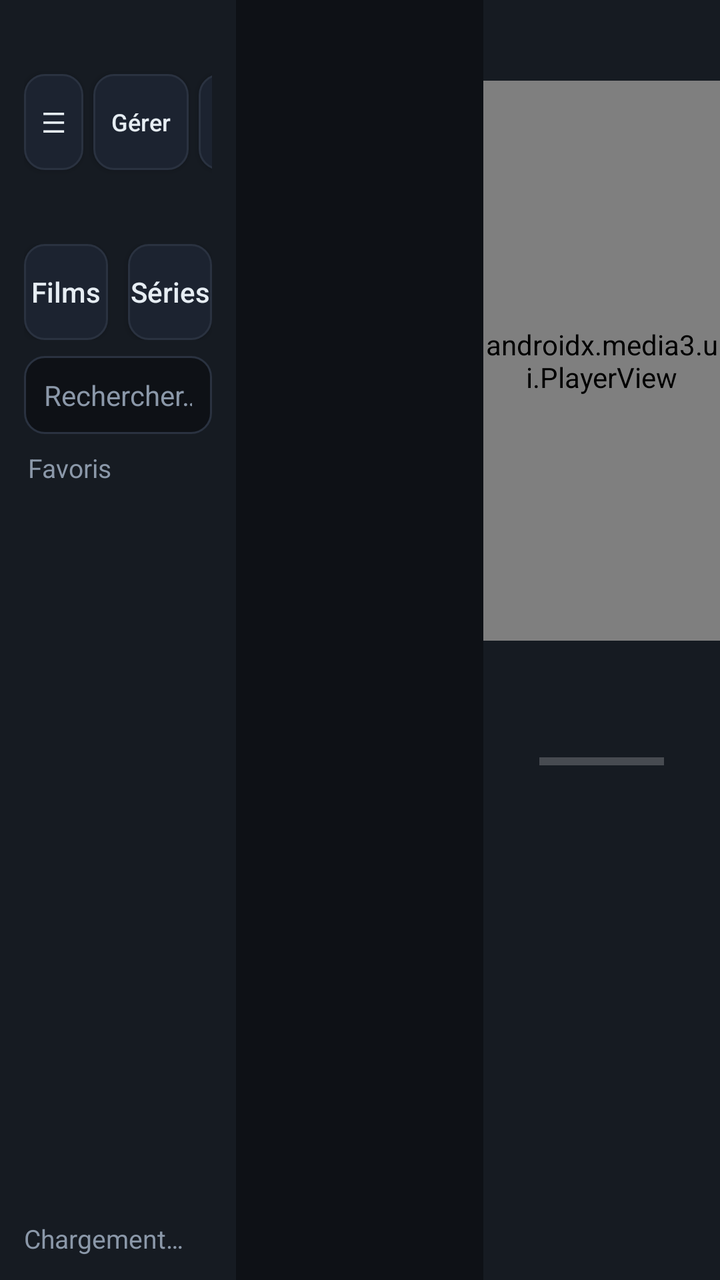
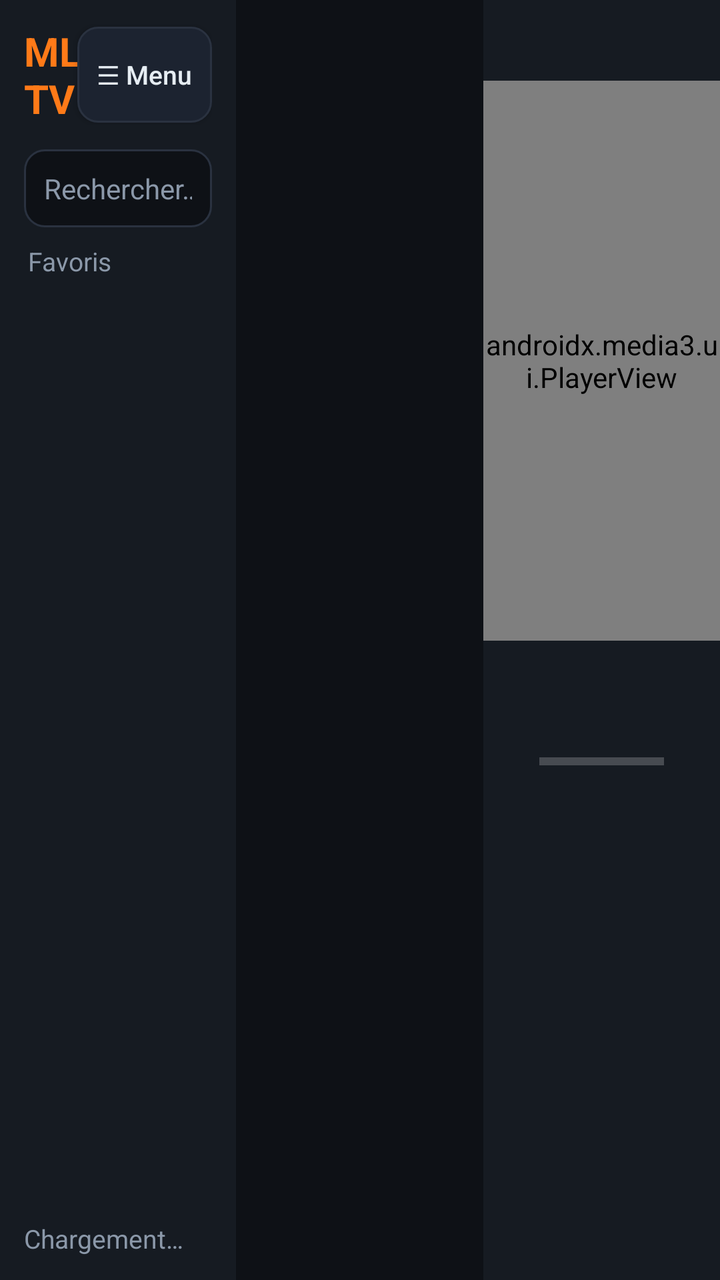

Before-and-after screenshots of an Android layout around one commit, followed by the original layout XML and the change that was made.
<!-- AndroidManifest.xml: application theme Theme.MLTV -->
<!-- res/layout/activity_main.xml -->
<?xml version="1.0" encoding="utf-8"?>
<LinearLayout xmlns:android="http://schemas.android.com/apk/res/android"
    xmlns:app="http://schemas.android.com/apk/res-auto"
    android:layout_width="match_parent"
    android:layout_height="match_parent"
    android:orientation="horizontal"
    android:background="@color/bg">

    
    <LinearLayout
        android:id="@+id/drawer"
        android:layout_width="210dp"
        android:layout_height="match_parent"
        android:orientation="vertical"
        android:background="@color/panel2"
        android:visibility="gone">

        <TextView
            android:layout_width="match_parent"
            android:layout_height="wrap_content"
            android:padding="16dp"
            android:text="Catégories"
            android:textColor="?attr/accentColor"
            android:textSize="16sp"
            android:textStyle="bold" />

        <androidx.recyclerview.widget.RecyclerView
            android:id="@+id/rv_catdrawer"
            android:layout_width="match_parent"
            android:layout_height="0dp"
            android:layout_weight="1"
            android:paddingHorizontal="10dp"
            android:clipToPadding="false"
            android:scrollbars="vertical" />
    </LinearLayout>

    
    <LinearLayout
        android:layout_width="0dp"
        android:layout_height="match_parent"
        android:layout_weight="1"
        android:orientation="vertical"
        android:background="@color/panel">

        <LinearLayout
            android:layout_width="match_parent"
            android:layout_height="wrap_content"
            android:orientation="horizontal"
            android:gravity="center_vertical"
            android:paddingHorizontal="12dp"
            android:paddingVertical="12dp">

            <TextView
                android:layout_width="0dp"
                android:layout_height="wrap_content"
                android:layout_weight="1"
                android:text="@string/app_name"
                android:textColor="?attr/accentColor"
                android:textSize="20sp"
                android:textStyle="bold" />

            <Button
                android:id="@+id/btn_cats"
                android:layout_width="wrap_content"
                android:layout_height="wrap_content"
                android:layout_marginEnd="5dp"
                android:background="@drawable/btn_secondary"
                android:text="☰"
                android:textColor="@color/txt"
                android:textSize="14sp"
                android:minWidth="0dp"
                android:paddingHorizontal="9dp" />

            <Button
                android:id="@+id/btn_manage"
                android:layout_width="wrap_content"
                android:layout_height="wrap_content"
                android:layout_marginEnd="5dp"
                android:background="@drawable/btn_secondary"
                android:text="Gérer"
                android:textColor="@color/txt"
                android:textAllCaps="false"
                android:textSize="12sp"
                android:minWidth="0dp"
                android:paddingHorizontal="9dp" />

            <Button
                android:id="@+id/btn_sources"
                android:layout_width="wrap_content"
                android:layout_height="wrap_content"
                android:background="@drawable/btn_secondary"
                android:text="⚙"
                android:textColor="@color/txt"
                android:textSize="15sp"
                android:minWidth="0dp"
                android:paddingHorizontal="9dp" />
        </LinearLayout>

        <LinearLayout
            android:layout_width="match_parent"
            android:layout_height="wrap_content"
            android:orientation="horizontal"
            android:paddingHorizontal="12dp"
            android:paddingBottom="8dp">

            <Button
                android:id="@+id/btn_films"
                android:layout_width="0dp"
                android:layout_height="wrap_content"
                android:layout_weight="1"
                android:layout_marginEnd="5dp"
                android:background="@drawable/btn_secondary"
                android:text="Films"
                android:textColor="@color/txt"
                android:textAllCaps="false"
                android:textSize="14sp" />

            <Button
                android:id="@+id/btn_series"
                android:layout_width="0dp"
                android:layout_height="wrap_content"
                android:layout_weight="1"
                android:layout_marginStart="5dp"
                android:background="@drawable/btn_secondary"
                android:text="Séries"
                android:textColor="@color/txt"
                android:textAllCaps="false"
                android:textSize="14sp" />
        </LinearLayout>

        <EditText
            android:id="@+id/et_search"
            android:layout_width="match_parent"
            android:layout_height="wrap_content"
            android:layout_marginHorizontal="12dp"
            android:layout_marginBottom="8dp"
            android:background="@drawable/field_bg"
            android:padding="10dp"
            android:hint="Rechercher…"
            android:textColorHint="@color/muted"
            android:textColor="@color/txt"
            android:textSize="14sp"
            android:inputType="text"
            android:imeOptions="actionSearch"
            android:maxLines="1" />

        <TextView
            android:id="@+id/tv_curcat"
            android:layout_width="match_parent"
            android:layout_height="wrap_content"
            android:paddingHorizontal="14dp"
            android:paddingBottom="6dp"
            android:text="Favoris"
            android:textColor="@color/muted"
            android:textSize="13sp"
            android:maxLines="1"
            android:ellipsize="end" />

        <androidx.recyclerview.widget.RecyclerView
            android:id="@+id/rv_channels"
            android:layout_width="match_parent"
            android:layout_height="0dp"
            android:layout_weight="1"
            android:paddingHorizontal="8dp"
            android:clipToPadding="false"
            android:scrollbars="vertical" />

        <TextView
            android:id="@+id/tv_status"
            android:layout_width="match_parent"
            android:layout_height="wrap_content"
            android:padding="12dp"
            android:text="Chargement…"
            android:textColor="@color/muted"
            android:textSize="13sp" />
    </LinearLayout>

    
    <LinearLayout
        android:layout_width="0dp"
        android:layout_height="match_parent"
        android:layout_weight="1.05"
        android:orientation="vertical">

        <TextView
            android:id="@+id/tv_ch_header"
            android:layout_width="match_parent"
            android:layout_height="wrap_content"
            android:padding="14dp"
            android:textColor="@color/txt"
            android:textSize="16sp"
            android:textStyle="bold"
            android:maxLines="1"
            android:ellipsize="end" />

        <androidx.recyclerview.widget.RecyclerView
            android:id="@+id/rv_progs"
            android:layout_width="match_parent"
            android:layout_height="0dp"
            android:layout_weight="1"
            android:paddingHorizontal="8dp"
            android:clipToPadding="false"
            android:scrollbars="vertical" />
    </LinearLayout>

    
    <LinearLayout
        android:layout_width="0dp"
        android:layout_height="match_parent"
        android:layout_weight="1"
        android:orientation="vertical"
        android:background="@color/panel">

        <TextView
            android:id="@+id/tv_clock"
            android:layout_width="match_parent"
            android:layout_height="wrap_content"
            android:paddingHorizontal="16dp"
            android:paddingTop="12dp"
            android:paddingBottom="8dp"
            android:gravity="end"
            android:textColor="@color/txt"
            android:textSize="15sp"
            android:textStyle="bold" />

        <androidx.media3.ui.PlayerView
            android:id="@+id/player_view"
            android:layout_width="match_parent"
            android:layout_height="280dp"
            android:background="#FF000000"
            app:use_controller="false"
            app:resize_mode="fit" />

        <ScrollView
            android:layout_width="match_parent"
            android:layout_height="0dp"
            android:layout_weight="1"
            android:padding="16dp">

            <LinearLayout
                android:layout_width="match_parent"
                android:layout_height="wrap_content"
                android:orientation="vertical">

                <TextView
                    android:id="@+id/tv_detail_title"
                    android:layout_width="match_parent"
                    android:layout_height="wrap_content"
                    android:textColor="@color/txt"
                    android:textSize="20sp"
                    android:textStyle="bold" />

                <LinearLayout
                    android:layout_width="match_parent"
                    android:layout_height="wrap_content"
                    android:orientation="horizontal"
                    android:gravity="center_vertical"
                    android:layout_marginTop="8dp">

                    <TextView
                        android:id="@+id/tv_detail_time"
                        android:layout_width="wrap_content"
                        android:layout_height="wrap_content"
                        android:textColor="@color/muted"
                        android:textSize="14sp" />

                    <ProgressBar
                        android:id="@+id/pb_detail"
                        style="?android:attr/progressBarStyleHorizontal"
                        android:layout_width="0dp"
                        android:layout_height="6dp"
                        android:layout_weight="1"
                        android:layout_marginHorizontal="12dp"
                        android:max="100"
                        android:progressTint="?attr/accentColor" />
                </LinearLayout>

                <TextView
                    android:id="@+id/tv_detail_desc"
                    android:layout_width="match_parent"
                    android:layout_height="wrap_content"
                    android:layout_marginTop="14dp"
                    android:textColor="#FFC7D0DA"
                    android:textSize="15sp"
                    android:lineSpacingMultiplier="1.3" />
            </LinearLayout>
        </ScrollView>
    </LinearLayout>
</LinearLayout>
<!-- resources referenced by this layout -->
<resources>
  <color name="bg">#FF0E1116</color>
  <color name="muted">#FF8B98A9</color>
  <color name="panel">#FF161B22</color>
  <color name="panel2">#FF1C2330</color>
  <color name="txt">#FFE6EDF3</color>
  <!-- drawable btn_secondary (drawable) -->
  <?xml version="1.0" encoding="utf-8"?>
  <selector xmlns:android="http://schemas.android.com/apk/res/android">
      <item android:state_focused="true">
          <shape android:shape="rectangle">
              <solid android:color="@color/panel2" />
              <stroke android:width="2dp" android:color="?attr/accentColor" />
              <corners android:radius="10dp" />
          </shape>
      </item>
      <item>
          <shape android:shape="rectangle">
              <solid android:color="@color/panel2" />
              <stroke android:width="1dp" android:color="@color/line" />
              <corners android:radius="10dp" />
          </shape>
      </item>
  </selector>
  <!-- drawable field_bg (drawable) -->
  <?xml version="1.0" encoding="utf-8"?>
  <selector xmlns:android="http://schemas.android.com/apk/res/android">
      <item android:state_focused="true">
          <shape android:shape="rectangle">
              <solid android:color="@color/bg" />
              <stroke android:width="2dp" android:color="?attr/accentColor" />
              <corners android:radius="10dp" />
          </shape>
      </item>
      <item>
          <shape android:shape="rectangle">
              <solid android:color="@color/bg" />
              <stroke android:width="1dp" android:color="@color/line" />
              <corners android:radius="10dp" />
          </shape>
      </item>
  </selector>
  <string name="app_name">MLTV</string>
  <style name="Theme.MLTV" parent="Theme.AppCompat.NoActionBar">
          <item name="android:windowBackground">@color/bg</item>
          <item name="android:statusBarColor">@color/bg</item>
          <item name="android:colorBackground">@color/bg</item>
          <item name="accentColor">#FFFF7A18</item>
          <item name="accentText">#FF1A1200</item>
      </style>
  <color name="line">#FF2A3240</color>
</resources>

<!-- the commit's change to res/layout/activity_main.xml (unified diff, before → after) -->
@@ -9,29 +9,97 @@
     
     <LinearLayout
         android:id="@+id/drawer"
-        android:layout_width="210dp"
+        android:layout_width="wrap_content"
         android:layout_height="match_parent"
-        android:orientation="vertical"
+        android:orientation="horizontal"
         android:background="@color/panel2"
         android:visibility="gone">
 
-        <TextView
-            android:layout_width="match_parent"
-            android:layout_height="wrap_content"
-            android:padding="16dp"
-            android:text="Catégories"
-            android:textColor="?attr/accentColor"
-            android:textSize="16sp"
-            android:textStyle="bold" />
-
-        <androidx.recyclerview.widget.RecyclerView
-            android:id="@+id/rv_catdrawer"
-            android:layout_width="match_parent"
-            android:layout_height="0dp"
-            android:layout_weight="1"
-            android:paddingHorizontal="10dp"
-            android:clipToPadding="false"
-            android:scrollbars="vertical" />
+        
+        <LinearLayout
+            android:layout_width="150dp"
+            android:layout_height="match_parent"
+            android:orientation="vertical"
+            android:background="@color/panel"
+            android:padding="12dp">
+
+            <TextView
+                android:layout_width="match_parent"
+                android:layout_height="wrap_content"
+                android:paddingBottom="10dp"
+                android:text="Menu"
+                android:textColor="?attr/accentColor"
+                android:textSize="16sp"
+                android:textStyle="bold" />
+
+            <Button
+                android:id="@+id/btn_films"
+                android:layout_width="match_parent"
+                android:layout_height="wrap_content"
+                android:layout_marginBottom="8dp"
+                android:background="@drawable/btn_secondary"
+                android:text="Films"
+                android:textColor="@color/txt"
+                android:textAllCaps="false"
+                android:textSize="14sp" />
+
+            <Button
+                android:id="@+id/btn_series"
+                android:layout_width="match_parent"
+                android:layout_height="wrap_content"
+                android:layout_marginBottom="8dp"
+                android:background="@drawable/btn_secondary"
+                android:text="Séries"
+                android:textColor="@color/txt"
+                android:textAllCaps="false"
+                android:textSize="14sp" />
+
+            <Button
+                android:id="@+id/btn_manage"
+                android:layout_width="match_parent"
+                android:layout_height="wrap_content"
+                android:layout_marginBottom="8dp"
+                android:background="@drawable/btn_secondary"
+                android:text="Gérer"
+                android:textColor="@color/txt"
+                android:textAllCaps="false"
+                android:textSize="14sp" />
+
+            <Button
+                android:id="@+id/btn_sources"
+                android:layout_width="match_parent"
+                android:layout_height="wrap_content"
+                android:background="@drawable/btn_secondary"
+                android:text="⚙ Réglages"
+                android:textColor="@color/txt"
+                android:textAllCaps="false"
+                android:textSize="14sp" />
+        </LinearLayout>
+
+        
+        <LinearLayout
+            android:layout_width="210dp"
+            android:layout_height="match_parent"
+            android:orientation="vertical">
+
+            <TextView
+                android:layout_width="match_parent"
+                android:layout_height="wrap_content"
+                android:padding="16dp"
+                android:text="Catégories"
+                android:textColor="?attr/accentColor"
+                android:textSize="16sp"
+                android:textStyle="bold" />
+
+            <androidx.recyclerview.widget.RecyclerView
+                android:id="@+id/rv_catdrawer"
+                android:layout_width="match_parent"
+                android:layout_height="0dp"
+                android:layout_weight="1"
+                android:paddingHorizontal="10dp"
+                android:clipToPadding="false"
+                android:scrollbars="vertical" />
+        </LinearLayout>
     </LinearLayout>
 
     
@@ -63,69 +131,13 @@
                 android:id="@+id/btn_cats"
                 android:layout_width="wrap_content"
                 android:layout_height="wrap_content"
-                android:layout_marginEnd="5dp"
-                android:background="@drawable/btn_secondary"
-                android:text="☰"
-                android:textColor="@color/txt"
-                android:textSize="14sp"
+                android:background="@drawable/btn_secondary"
+                android:text="☰ Menu"
+                android:textColor="@color/txt"
+                android:textAllCaps="false"
+                android:textSize="13sp"
                 android:minWidth="0dp"
-                android:paddingHorizontal="9dp" />
-
-            <Button
-                android:id="@+id/btn_manage"
-                android:layout_width="wrap_content"
-                android:layout_height="wrap_content"
-                android:layout_marginEnd="5dp"
-                android:background="@drawable/btn_secondary"
-                android:text="Gérer"
-                android:textColor="@color/txt"
-                android:textAllCaps="false"
-                android:textSize="12sp"
-                android:minWidth="0dp"
-                android:paddingHorizontal="9dp" />
-
-            <Button
-                android:id="@+id/btn_sources"
-                android:layout_width="wrap_content"
-                android:layout_height="wrap_content"
-                android:background="@drawable/btn_secondary"
-                android:text="⚙"
-                android:textColor="@color/txt"
-                android:textSize="15sp"
-                android:minWidth="0dp"
-                android:paddingHorizontal="9dp" />
-        </LinearLayout>
-
-        <LinearLayout
-            android:layout_width="match_parent"
-            android:layout_height="wrap_content"
-            android:orientation="horizontal"
-            android:paddingHorizontal="12dp"
-            android:paddingBottom="8dp">
-
-            <Button
-                android:id="@+id/btn_films"
-                android:layout_width="0dp"
-                android:layout_height="wrap_content"
-                android:layout_weight="1"
-                android:layout_marginEnd="5dp"
-                android:background="@drawable/btn_secondary"
-                android:text="Films"
-                android:textColor="@color/txt"
-                android:textAllCaps="false"
-                android:textSize="14sp" />
-
-            <Button
-                android:id="@+id/btn_series"
-                android:layout_width="0dp"
-                android:layout_height="wrap_content"
-                android:layout_weight="1"
-                android:layout_marginStart="5dp"
-                android:background="@drawable/btn_secondary"
-                android:text="Séries"
-                android:textColor="@color/txt"
-                android:textAllCaps="false"
-                android:textSize="14sp" />
+                android:paddingHorizontal="10dp" />
         </LinearLayout>
 
         <EditText
